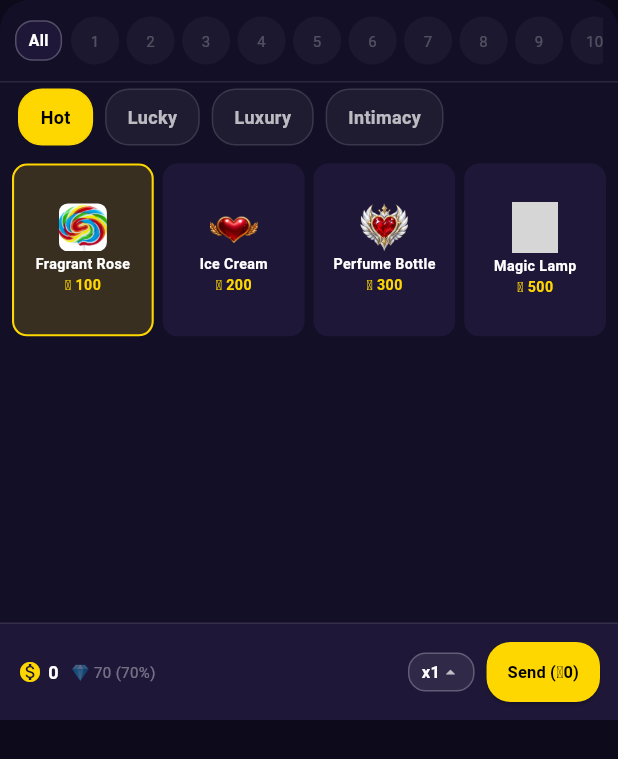
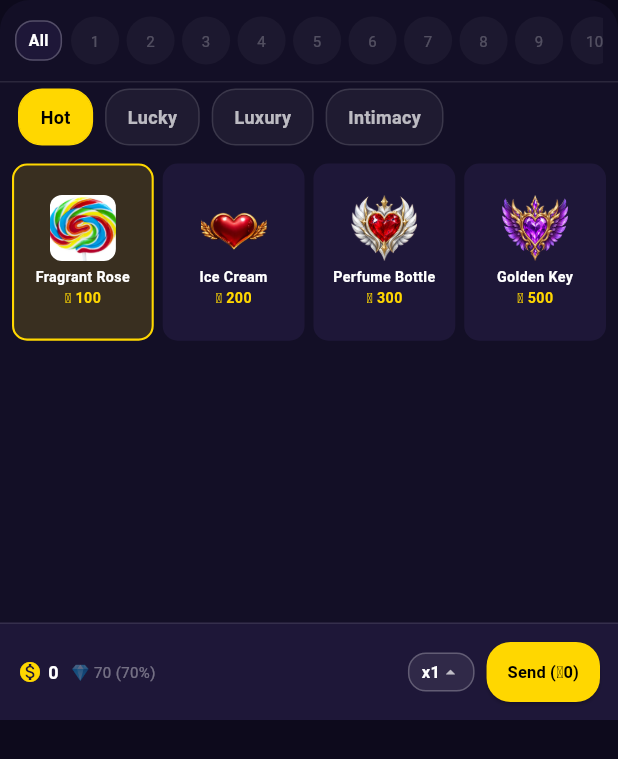
Before and after one commit to mmame6036-cpu/Voice-app, a Flutter app: the GiftDialog widget shown alone on an empty page, opened directly with empty values, after a tap on "Hot", on a phone screen of 412 x 824 dp. Shown: the top 759 px of the screen. Run offline on Flutter 3.47's test engine with Material 3 defaults, Android fonts, the phone set to English and light mode, and no system bars; our stand-ins replace audioplayers, cloud_firestore, firebase_auth, firebase_core, firebase_storage, google_sign_in and 3 more; missing offline and left inert: agora_rtc_engine, svgaplayer_flutter; accounts and stored records are empty; grey boxes are pictures that could not be loaded.

Commit message:
Update gift_dialog.dart

```diff
--- a/lib/widgets/gift_dialog.dart
+++ b/lib/widgets/gift_dialog.dart
@@ -3,6 +3,7 @@ import 'dart:math';
 import 'package:flutter/material.dart';
 import 'package:cloud_firestore/cloud_firestore.dart';
 import 'package:firebase_auth/firebase_auth.dart';
+import 'package:audioplayers/audioplayers.dart';
 
 enum GiftCategory { hot, lucky, luxury, intimacy }
 
@@ -68,6 +69,7 @@ class GiftDialog extends StatefulWidget {
 class _GiftDialogState extends State<GiftDialog> {
   final User? _currentUser = FirebaseAuth.instance.currentUser;
   final Random _random = Random();
+  final AudioPlayer _audioPlayer = AudioPlayer();
 
   late int _coins;
   bool _isSending = false;
@@ -77,7 +79,7 @@ class _GiftDialogState extends State<GiftDialog> {
   int _selectedMultiplier = 1;
   final List<int> _multipliers = [1, 3, 7, 10, 30, 50, 77, 100];
 
-  int _selectedCategoryIndex = 1; // Defaults directly to Lucky tab
+  int _selectedCategoryIndex = 1; // Lucky tab
   int _selectedGiftIndex = 0;
   int _comboCount = 0;
   Timer? _comboTimer;
@@ -93,8 +95,9 @@ class _GiftDialogState extends State<GiftDialog> {
     GiftCategory.intimacy,
   ];
 
+  // Gifts matching exact filenames on your GitHub repository
   final List<GiftItem> _allGifts = const [
-    // 1. Hot Category (70% Diamond Conversion)
+    // 1. Hot Category
     GiftItem(
       id: "flowers",
       name: "Fragrant Rose",
@@ -120,46 +123,21 @@ class _GiftDialogState extends State<GiftDialog> {
       category: GiftCategory.hot,
     ),
     GiftItem(
-      id: "magic_lamp",
-      name: "Magic Lamp",
-      icon: "🪔",
+      id: "golden_key",
+      name: "Golden Key",
+      icon: "🔑",
       price: 500,
-      imageAsset: "assets/images/IMG_20261109_134422_277.jpg",
+      imageAsset: "assets/images/wealth_03.webp",
       category: GiftCategory.hot,
     ),
 
-    // 2. Lucky Category (4% Diamond Conversion + Rebate Multipliers)
+    // 2. Lucky Category (4% Diamond Conversion)
     GiftItem(
-      id: "crystal_butterfly",
-      name: "Crystal Butterfly",
-      icon: "🦋",
-      price: 400,
-      imageAsset: "assets/images/IMG_20261109_134331_248.jpg",
-      category: GiftCategory.lucky,
-    ),
-    GiftItem(
-      id: "imperial_key",
-      name: "Imperial Key",
-      icon: "🔑",
-      price: 500,
-      imageAsset: "assets/images/IMG_20261109_134421_983.jpg",
-      category: GiftCategory.lucky,
-
-),
-    GiftItem(
-      id: "golden_pink_rose",
-      name: "Golden Pink Rose",
-      icon: "🌹",
-      price: 600,
-      imageAsset: "assets/images/IMG_20261109_134331_134.jpg",
-      category: GiftCategory.lucky,
-    ),
-    GiftItem(
-      id: "royal_blue_rose",
-      name: "Royal Blue Rose",
-      icon: "💙",
-      price: 700,
-      imageAsset: "assets/images/IMG_20261109_134348_270.jpg",
+      id: "crown_sapphire",
+      name: "Crown of sapphire",
+      icon: "👑",
+      price: 1500,
+      imageAsset: "assets/images/Crown of sapphire.jpg",
       category: GiftCategory.lucky,
     ),
     GiftItem(
@@ -167,63 +145,80 @@ class _GiftDialogState extends State<GiftDialog> {
       name: "Diamond Dollar",
       icon: "💲",
       price: 800,
-      imageAsset: "assets/images/IMG_20261110_140701_819.jpg",
+      imageAsset: "assets/images/Diamond Dollar.jpg",
+
 category: GiftCategory.lucky,
     ),
     GiftItem(
-      id: "golden_hourglass",
-      name: "Golden Hourglass",
-      icon: "⏳",
-      price: 1000,
-      imageAsset: "assets/images/IMG_20261109_134331_209.jpg",
+      id: "diamond_ring",
+      name: "Diamond Ring",
+      icon: "💍",
+      price: 1314,
+      imageAsset: "assets/images/Diamond Ring.jpg",
       category: GiftCategory.lucky,
     ),
     GiftItem(
-      id: "rainbow_gem_heart",
-      name: "Rainbow Gem Heart",
-      icon: "💖",
-      price: 1200,
-      imageAsset: "assets/images/IMG_20261109_134421_942.jpg",
+      id: "frost_wolf",
+      name: "Frost Wolf",
+      icon: "🐺",
+      price: 1000,
+      imageAsset: "assets/images/Frost Wolf Frame.jpg",
       category: GiftCategory.lucky,
     ),
     GiftItem(
-      id: "crown_sapphire",
-      name: "Crown of Sapphire",
-      icon: "👑",
-      price: 1500,
-      imageAsset: "assets/images/IMG_20261110_140647_045.jpg",
+      id: "lion_whale",
+      name: "Lion & Whale",
+      icon: "🦁",
+      price: 2000,
+      imageAsset: "assets/images/Lion&Whale Emperor.jpg",
       category: GiftCategory.lucky,
     ),
     GiftItem(
-      id: "twin_dolphins",
-      name: "Twin Dolphins",
-      icon: "🐬",
-      price: 1800,
-      imageAsset: "assets/images/IMG_20261109_134331_451.jpg",
+      id: "ocean_crown",
+      name: "Ocean Crown",
+      icon: "🌊",
+      price: 1200,
+      imageAsset: "assets/images/Ocean Crown Realm.jpg",
       category: GiftCategory.lucky,
     ),
     GiftItem(
-      id: "prism_diamond",
-      name: "Prism Diamond",
-      icon: "💎",
-      price: 2000,
-      imageAsset: "assets/images/IMG_20261109_134330_891.jpg",
+      id: "pink_kraken",
+      name: "Pink Kraken",
+      icon: "🐙",
+      price: 1500,
+      imageAsset: "assets/images/Pink Kraken Crown.jpg",
       category: GiftCategory.lucky,
     ),
     GiftItem(
-      id: "crowned_diamond_heart",
-      name: "Crowned Diamond Heart",
-      icon: "💙",
+      id: "seraphic_angel",
+      name: "Seraphic Angel",
+      icon: "🪽",
       price: 2500,
-      imageAsset: "assets/images/IMG_20261109_134343_634.jpg",
+      imageAsset: "assets/images/Seraphic Angel Heart.jpg",
       category: GiftCategory.lucky,
     ),
     GiftItem(
-      id: "royal_sapphire_crown",
-      name: "Royal Sapphire Crown",
+      id: "twin_whales",
+      name: "Twin Whales",
+      icon: "🐋",
+      price: 1800,
+      imageAsset: "assets/images/Twin Whales Crown.jpg",
+      category: GiftCategory.lucky,
+    ),
+    GiftItem(
+      id: "imperial_lions",
+      name: "Imperial Lions",
       icon: "👑",
       price: 3000,
-      imageAsset: "assets/images/IMG_20261109_134422_125.jpg",
+      imageAsset: "assets/images/Imperial Lions Fram.jpg",
+      category: GiftCategory.lucky,
+    ),
+    GiftItem(
+      id: "king_fox",
+      name: "King Fox",
+      icon: "🦊",
+      price: 2200,
+      imageAsset: "assets/images/King Fox Avarar Frame.jpg",
       category: GiftCategory.lucky,
     ),
 
@@ -249,24 +244,16 @@ class _GiftDialogState extends State<GiftDialog> {
       name: "Space Rocket",
       icon: "🚀",
       price: 5000,
-      imageAsset: "assets/images/wealth_03.webp",
+      imageAsset: "assets/images/wealth_08.webp",
       category: GiftCategory.luxury,
     ),
 
-    // 4. Intimacy Category (70% Diamond Conversion)
+    // 4. Intimacy Category
     GiftItem(
-      id: "diamond_ring",
-      name: "Diamond Ring",
-      icon: "💍",
-      price: 1314,
-      imageAsset: "assets/images/IMG_20261109_134421_714.jpg",
-      category: GiftCategory.intimacy,
-    ),
-    GiftItem(
-      id: "royal_diamond",
-      name: "Royal Diamond",
-      icon: "💎",
-      price: 2500,
+      id: "lovers_heart",
+      name: "Lovers Heart",
+      icon: "💖",
+      price: 520,
       imageAsset: "assets/images/weekly_lovers_heart_value.webp",
       category: GiftCategory.intimacy,
     ),
@@ -300,7 +287,14 @@ class _GiftDialogState extends State<GiftDialog> {
   @override
   void dispose() {
     _comboTimer?.cancel();
+    _audioPlayer.dispose();
     super.dispose();
+  }
+
+  void _playCoinSound() {
+    try {
+      _audioPlayer.play(AssetSource('audio/coin.mp3'));
+    } catch (_) {}
   }
 
   void _toggleSelectAll() {
@@ -391,15 +385,19 @@ void _toggleSelectAll() {
         }
       }
 
+      // Play coin sound
+      _playCoinSound();
+
       final senderRef = FirebaseFirestore.instance.collection('users').doc(_currentUser!.uid);
       final roomRef = FirebaseFirestore.instance.collection('rooms').doc(widget.roomId);
 
       final netDeduction = -totalCost + wonCoins;
       senderRef.set({
         'coins': FieldValue.increment(netDeduction),
+        'wealthExp': FieldValue.increment(totalCost), // Exp for 1-99 level
       }, SetOptions(merge: true)).catchError((_) {});
 
-      // Diamond conversion: 4% for lucky, 70% for standard
+      // Diamond calculation: 4% for lucky, 70% for standard
       final double hostRate = selectedGift.diamondRate;
       final int diamondsPerRecipient = max(
         1,
@@ -416,6 +414,7 @@ void _toggleSelectAll() {
           if (uid.isNotEmpty) {
             FirebaseFirestore.instance.collection('users').doc(uid).set({
               'diamonds': FieldValue.increment(diamondsPerRecipient),
+              'charmExp': FieldValue.increment(diamondsPerRecipient), // Exp for 1-99 level
             }, SetOptions(merge: true)).catchError((_) {});
           }
         }
@@ -424,7 +423,6 @@ void _toggleSelectAll() {
       roomRef.collection('events').add({
         'type': 'gift',
         'senderId': _currentUser!.uid,
-
         'giftId': selectedGift.id,
         'giftName': selectedGift.name,
         'giftIcon': selectedGift.icon,
@@ -542,7 +540,6 @@ void _toggleSelectAll() {
                         color: _isAllSelected ? Colors.black : Colors.white,
                         fontWeight: FontWeight.bold,
                         fontSize: 10.5,
-
                       ),
                     ),
                   ),
@@ -628,7 +625,6 @@ void _toggleSelectAll() {
                       borderRadius: BorderRadius.circular(16),
                       border: Border.all(
                         color: isSelected ? goldColor : Colors.white12,
-
                       ),
                     ),
                     child: Center(
@@ -650,11 +646,12 @@ void _toggleSelectAll() {
             child: GridView.builder(
               padding: const EdgeInsets.all(8),
               itemCount: currentGifts.length,
+
 gridDelegate: const SliverGridDelegateWithFixedCrossAxisCount(
                 crossAxisCount: 4,
                 mainAxisSpacing: 6,
                 crossAxisSpacing: 6,
-                childAspectRatio: 0.82,
+                childAspectRatio: 0.80,
               ),
               itemBuilder: (context, index) {
                 final gift = currentGifts[index];
@@ -678,18 +675,20 @@ void _toggleSelectAll() {
                       mainAxisAlignment: MainAxisAlignment.center,
                       children: [
                         ClipRRect(
-                          borderRadius: BorderRadius.circular(6),
+                          borderRadius: BorderRadius.circular(8),
                           child: Image.asset(
                             gift.imageAsset,
-                            width: 32,
-                            height: 32,
+                            width: 44,
+                            height: 44,
                             fit: BoxFit.cover,
                             errorBuilder: (ctx, err, stack) =>
                                 Text(gift.icon, style: const TextStyle(fontSize: 24)),
                           ),
                         ),
-                        const SizedBox(height: 2),
-                        Text(
+                        const SizedBox(height: 4),
+                        Padding(
+                          padding: const EdgeInsets.symmetric(horizontal: 2),
+                          child: Text(
                             gift.name,
                             style: const TextStyle(
                               color: Colors.white,
@@ -698,6 +697,8 @@ void _toggleSelectAll() {
                             ),
                             maxLines: 1,
                             overflow: TextOverflow.ellipsis,
+                            textAlign: TextAlign.center,
+                          ),
                         ),
                         Text(
                           "🪙 ${gift.price}",
@@ -726,7 +727,6 @@ void _toggleSelectAll() {
                   children: [
                     const Icon(Icons.monetization_on, color: goldColor, size: 16),
                     const SizedBox(width: 4),
-
                     Text(
                       "$_coins",
                       style: const TextStyle(
@@ -741,6 +741,7 @@ Text(
                 if (selectedGift != null)
                   Text(
                     "💎 ${(selectedGift.price * _selectedMultiplier * selectedGift.diamondRate).round()} (${selectedGift.isLucky ? '4%' : '70%'})",
+
 style: const TextStyle(color: Colors.white38, fontSize: 10),
                   ),
                 const Spacer(),
```
Lines whose indentation alone changed are shown as unchanged.
